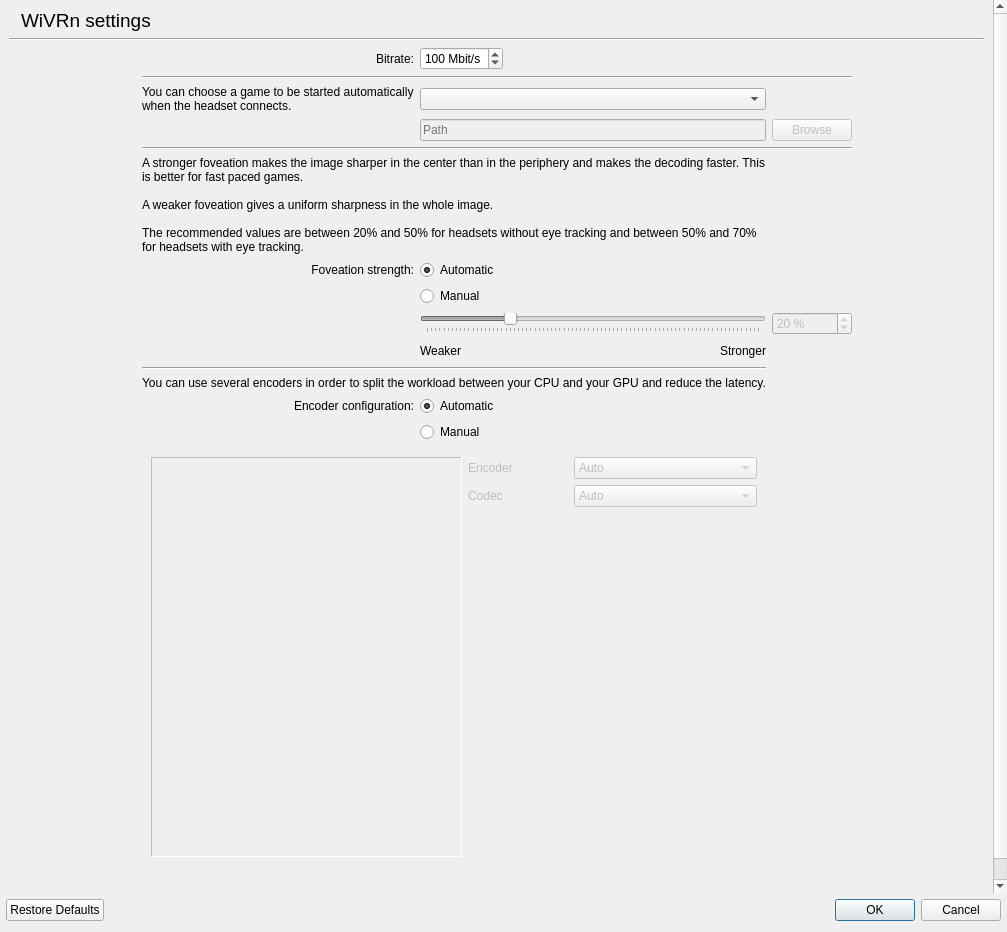
WiVRn/WiVRn, file dashboard/settings.ui: the form before one commit.
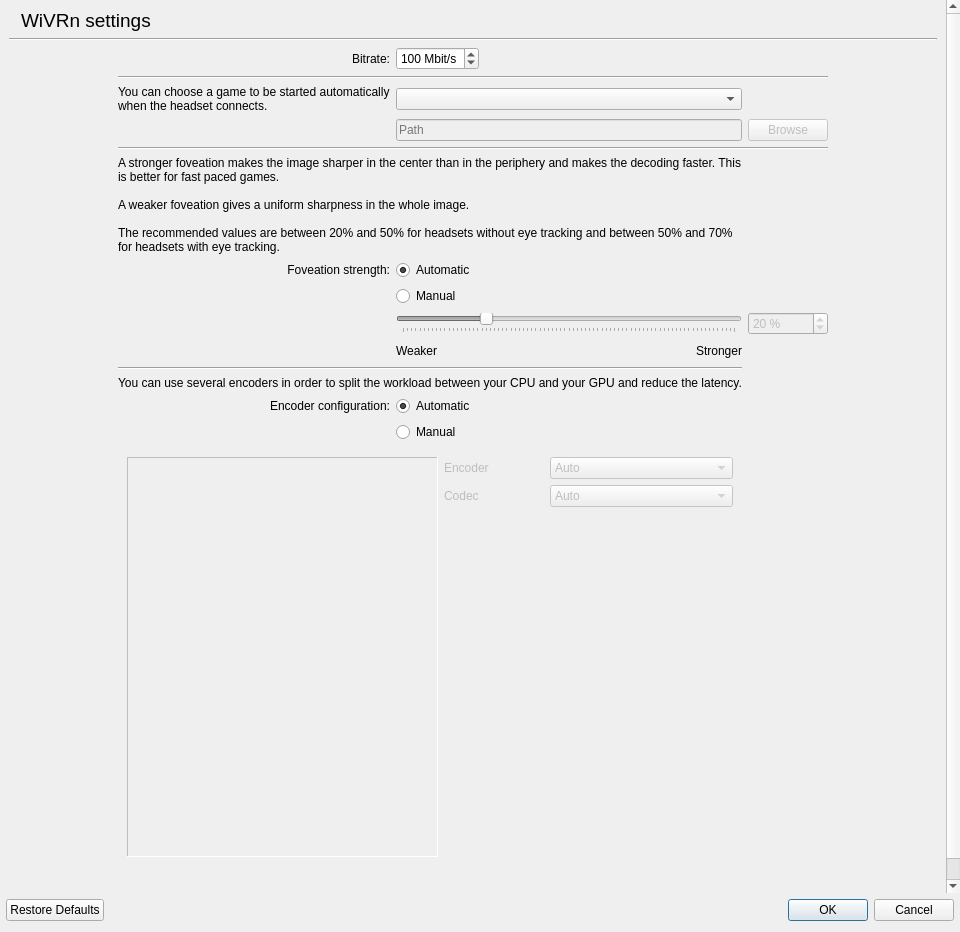
The form after the commit. Custom widgets are drawn as their Qt base class.

Commit message: Set a minimum width to settings window

```diff
--- a/dashboard/settings.ui
+++ b/dashboard/settings.ui
@@ -6,7 +6,7 @@
    <rect>
     <x>0</x>
     <y>0</y>
-    <width>1007</width>
+    <width>960</width>
     <height>932</height>
    </rect>
   </property>
@@ -25,6 +25,12 @@
    </property>
    <item>
     <widget class="QScrollArea" name="scrollArea">
+     <property name="minimumSize">
+      <size>
+       <width>960</width>
+       <height>0</height>
+      </size>
+     </property>
      <property name="frameShape">
       <enum>QFrame::Shape::NoFrame</enum>
      </property>
@@ -36,7 +42,7 @@
        <rect>
         <x>0</x>
         <y>0</y>
-        <width>986</width>
+        <width>939</width>
         <height>1047</height>
        </rect>
       </property>
```
